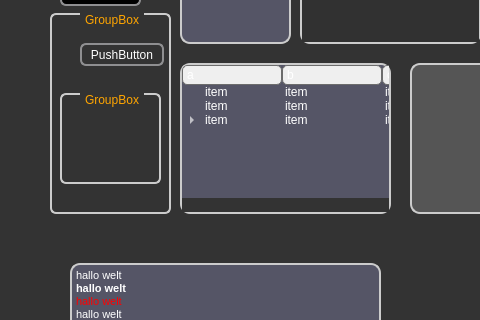
This is qt-frontend/StyleDemo/mainwindow.ui in phresnel/picogen as Qt 5 draws it before an edit; both pictures show x 0 to 480 and y 120 to 440 of the 600 by 659 pixel window. The edited form follows.
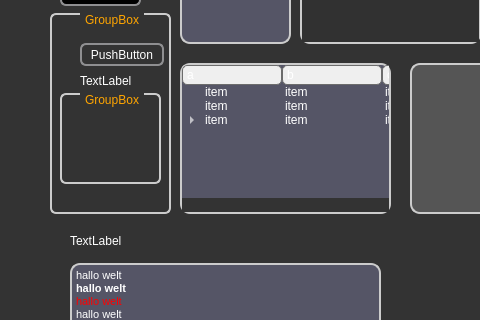
This is the edited form.

Commit message: make labels transparent

Diff of the .ui file:
```diff
--- a/qt-frontend/StyleDemo/mainwindow.ui
+++ b/qt-frontend/StyleDemo/mainwindow.ui
@@ -24,6 +24,7 @@
 	color: white;
 }
 
+QLabel{background-color:none;}
 
 QScrollBar::add-line, QScrollBar::sub-line {width:0;height:0;background:none;}
 QScrollBar{padding:1px 1px 1px 1px;}
@@ -195,6 +196,19 @@
       <string>PushButton</string>
      </property>
     </widget>
+    <widget class="QLabel" name="label">
+     <property name="geometry">
+      <rect>
+       <x>30</x>
+       <y>60</y>
+       <width>58</width>
+       <height>15</height>
+      </rect>
+     </property>
+     <property name="text">
+      <string>TextLabel</string>
+     </property>
+    </widget>
    </widget>
    <widget class="QGraphicsView" name="graphicsView">
     <property name="geometry">
@@ -357,12 +371,28 @@
      <string>&lt;!DOCTYPE HTML PUBLIC &quot;-//W3C//DTD HTML 4.0//EN&quot; &quot;http://www.w3.org/TR/REC-html40/strict.dtd&quot;&gt;
 &lt;html&gt;&lt;head&gt;&lt;meta name=&quot;qrichtext&quot; content=&quot;1&quot; /&gt;&lt;style type=&quot;text/css&quot;&gt;
 p, li { white-space: pre-wrap; }
-&lt;/style&gt;&lt;/head&gt;&lt;body style=&quot; font-family:'MS Shell Dlg 2'; font-size:8.25pt; font-weight:400; font-style:normal;&quot;&gt;
-&lt;p style=&quot; margin-top:0px; margin-bottom:0px; margin-left:0px; margin-right:0px; -qt-block-indent:0; text-indent:0px;&quot;&gt;&lt;span style=&quot; font-size:8pt;&quot;&gt;hallo welt&lt;/span&gt;&lt;/p&gt;
-&lt;p style=&quot; margin-top:0px; margin-bottom:0px; margin-left:0px; margin-right:0px; -qt-block-indent:0; text-indent:0px;&quot;&gt;&lt;span style=&quot; font-size:8pt; font-weight:600;&quot;&gt;hallo welt&lt;/span&gt;&lt;/p&gt;
-&lt;p style=&quot; margin-top:0px; margin-bottom:0px; margin-left:0px; margin-right:0px; -qt-block-indent:0; text-indent:0px;&quot;&gt;&lt;span style=&quot; font-size:8pt; color:#ff0000;&quot;&gt;hallo welt&lt;/span&gt;&lt;/p&gt;
-&lt;p style=&quot; margin-top:0px; margin-bottom:0px; margin-left:0px; margin-right:0px; -qt-block-indent:0; text-indent:0px;&quot;&gt;&lt;span style=&quot; font-size:8pt;&quot;&gt;hallo welt&lt;/span&gt;&lt;/p&gt;
-&lt;p style=&quot;-qt-paragraph-type:empty; margin-top:0px; margin-bottom:0px; margin-left:0px; margin-right:0px; -qt-block-indent:0; text-indent:0px; font-size:8pt;&quot;&gt;&lt;/p&gt;&lt;/body&gt;&lt;/html&gt;</string>
+&lt;/style&gt;&lt;/head&gt;&lt;body style=&quot; font-family:'Sans'; font-size:9pt; font-weight:400; font-style:normal;&quot;&gt;
+&lt;table style=&quot;-qt-table-type: root; margin-top:4px; margin-bottom:4px; margin-left:4px; margin-right:4px;&quot;&gt;
+&lt;tr&gt;
+&lt;td style=&quot;border: none;&quot;&gt;
+&lt;p style=&quot; margin-top:0px; margin-bottom:0px; margin-left:0px; margin-right:0px; -qt-block-indent:0; text-indent:0px;&quot;&gt;&lt;span style=&quot; font-family:'MS Shell Dlg 2'; font-size:8pt;&quot;&gt;hallo welt&lt;/span&gt;&lt;/p&gt;
+&lt;p style=&quot; margin-top:0px; margin-bottom:0px; margin-left:0px; margin-right:0px; -qt-block-indent:0; text-indent:0px;&quot;&gt;&lt;span style=&quot; font-family:'MS Shell Dlg 2'; font-size:8pt; font-weight:600;&quot;&gt;hallo welt&lt;/span&gt;&lt;/p&gt;
+&lt;p style=&quot; margin-top:0px; margin-bottom:0px; margin-left:0px; margin-right:0px; -qt-block-indent:0; text-indent:0px;&quot;&gt;&lt;span style=&quot; font-family:'MS Shell Dlg 2'; font-size:8pt; color:#ff0000;&quot;&gt;hallo welt&lt;/span&gt;&lt;/p&gt;
+&lt;p style=&quot; margin-top:0px; margin-bottom:0px; margin-left:0px; margin-right:0px; -qt-block-indent:0; text-indent:0px;&quot;&gt;&lt;span style=&quot; font-family:'MS Shell Dlg 2'; font-size:8pt;&quot;&gt;hallo welt&lt;/span&gt;&lt;/p&gt;
+&lt;p style=&quot;-qt-paragraph-type:empty; margin-top:0px; margin-bottom:0px; margin-left:0px; margin-right:0px; -qt-block-indent:0; text-indent:0px; font-family:'MS Shell Dlg 2'; font-size:8pt;&quot;&gt;&lt;/p&gt;&lt;/td&gt;&lt;/tr&gt;&lt;/table&gt;&lt;/body&gt;&lt;/html&gt;</string>
+    </property>
+   </widget>
+   <widget class="QLabel" name="label_2">
+    <property name="geometry">
+     <rect>
+      <x>70</x>
+      <y>320</y>
+      <width>58</width>
+      <height>15</height>
+     </rect>
+    </property>
+    <property name="text">
+     <string>TextLabel</string>
     </property>
    </widget>
   </widget>
```
Left out of the diff: 2 changed lines with no effect on the pictures.
